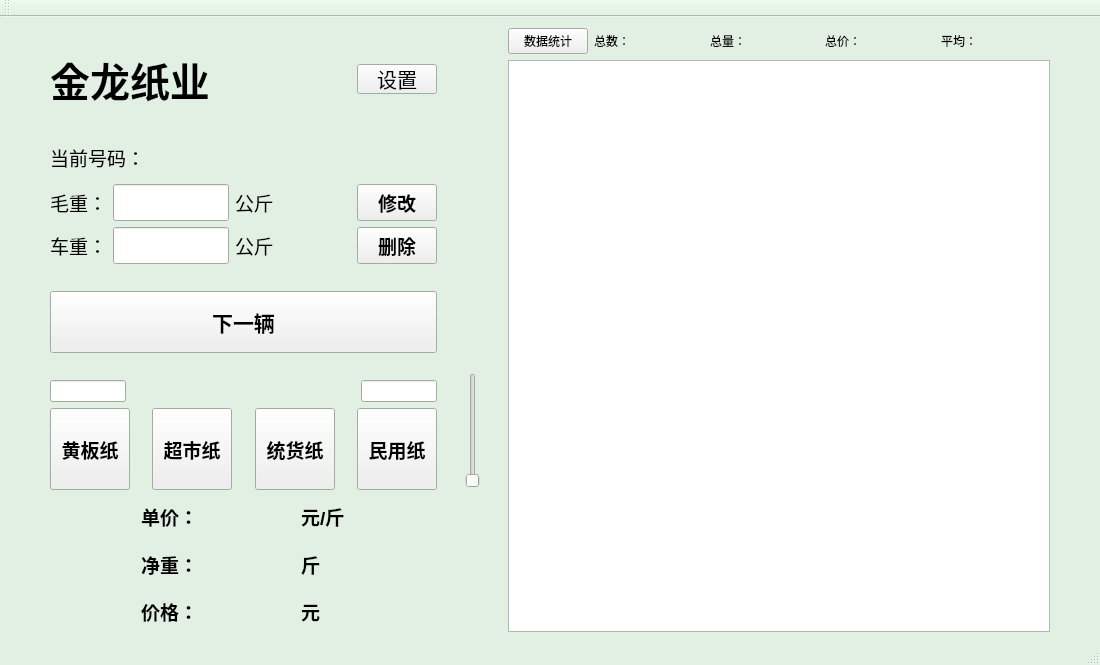
ljhuan/WasteRecycle, file wasterecycle.ui: the form before one commit.
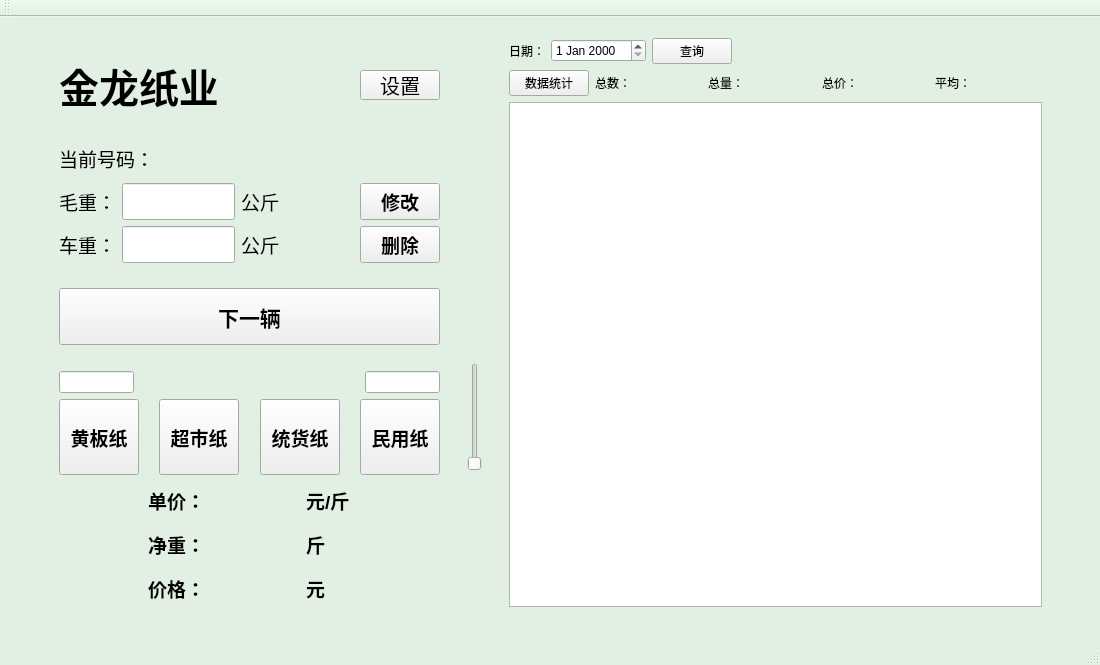
The form after the commit.

```diff
--- a/wasterecycle.ui
+++ b/wasterecycle.ui
@@ -90,9 +90,16 @@
    <string notr="true"/>
   </property>
   <widget class="QWidget" name="centralWidget">
-   <layout class="QHBoxLayout" name="horizontalLayout_12">
-    <item>
-     <layout class="QHBoxLayout" name="horizontalLayout_11" stretch="2,20,3,28,2">
+   <widget class="QWidget" name="">
+    <property name="geometry">
+     <rect>
+      <x>10</x>
+      <y>10</y>
+      <width>1081</width>
+      <height>591</height>
+     </rect>
+    </property>
+    <layout class="QHBoxLayout" name="horizontalLayout_12" stretch="2,20,3,28,2">
       <item>
        <spacer name="horizontalSpacer_15">
         <property name="orientation">
@@ -100,8 +107,8 @@
         </property>
         <property name="sizeHint" stdset="0">
          <size>
-          <width>40</width>
-          <height>20</height>
+         <width>27</width>
+         <height>17</height>
          </size>
         </property>
        </spacer>
@@ -1006,6 +1013,40 @@
       </item>
       <item>
        <layout class="QVBoxLayout" name="verticalLayout_2">
+       <item>
+        <layout class="QHBoxLayout" name="horizontalLayout_11">
+         <item>
+          <widget class="QLabel" name="label_7">
+           <property name="text">
+            <string>日期：</string>
+           </property>
+          </widget>
+         </item>
+         <item>
+          <widget class="QDateEdit" name="dateEdit"/>
+         </item>
+         <item>
+          <widget class="QPushButton" name="btn_search">
+           <property name="text">
+            <string>查询</string>
+           </property>
+          </widget>
+         </item>
+         <item>
+          <spacer name="horizontalSpacer_17">
+           <property name="orientation">
+            <enum>Qt::Horizontal</enum>
+           </property>
+           <property name="sizeHint" stdset="0">
+            <size>
+             <width>40</width>
+             <height>20</height>
+            </size>
+           </property>
+          </spacer>
+         </item>
+        </layout>
+       </item>
         <item>
          <layout class="QHBoxLayout" name="horizontalLayout" stretch="2,1,2,1,2,1,2,1,2">
           <item>
@@ -1092,15 +1133,14 @@
         </property>
         <property name="sizeHint" stdset="0">
          <size>
-          <width>40</width>
-          <height>20</height>
+         <width>27</width>
+         <height>17</height>
          </size>
         </property>
        </spacer>
       </item>
      </layout>
-    </item>
-   </layout>
+   </widget>
   </widget>
   <widget class="QMenuBar" name="menuBar">
    <property name="geometry">
```
Lines whose indentation alone changed are shown as unchanged.
